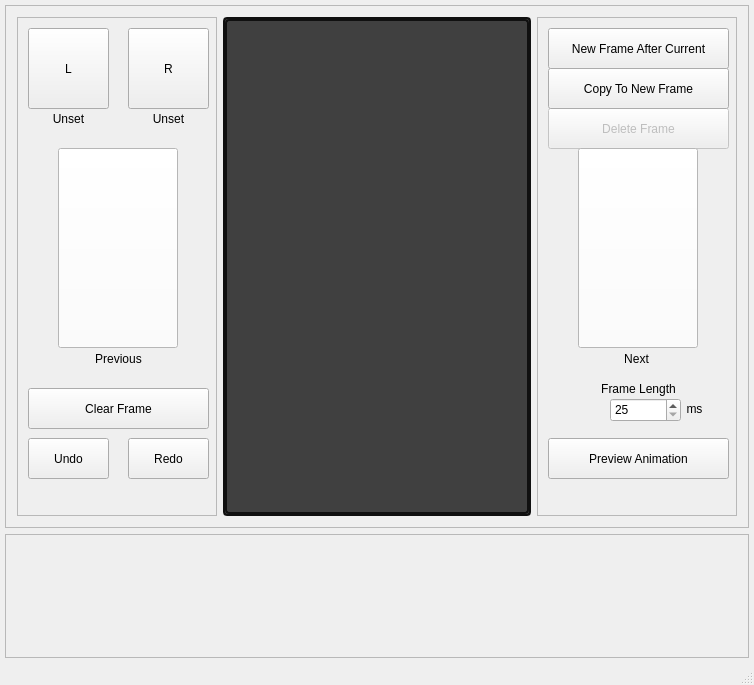
Above: Tower_of_Lights_Editor_V3/mainwindow.ui from ThereIsNoEscape/cs383project before the change. Below: the same form after it.
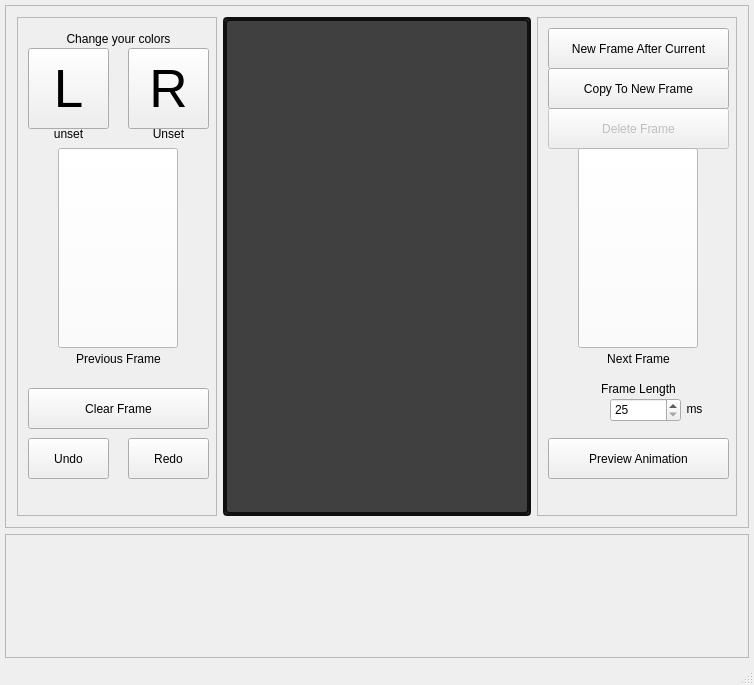
That is the form after the change.

What changed in the file:
```diff
--- a/Tower_of_Lights_Editor_V3/mainwindow.ui
+++ b/Tower_of_Lights_Editor_V3/mainwindow.ui
@@ -99,11 +99,16 @@
             <property name="geometry">
              <rect>
               <x>10</x>
-              <y>10</y>
+              <y>30</y>
               <width>81</width>
               <height>81</height>
              </rect>
             </property>
+            <property name="font">
+             <font>
+              <pointsize>40</pointsize>
+             </font>
+            </property>
             <property name="styleSheet">
              <string notr="true"/>
             </property>
@@ -115,11 +120,16 @@
             <property name="geometry">
              <rect>
               <x>110</x>
-              <y>10</y>
+              <y>30</y>
               <width>81</width>
               <height>81</height>
              </rect>
             </property>
+            <property name="font">
+             <font>
+              <pointsize>40</pointsize>
+             </font>
+            </property>
             <property name="text">
              <string>R</string>
             </property>
@@ -128,13 +138,13 @@
             <property name="geometry">
              <rect>
               <x>10</x>
-              <y>90</y>
+              <y>105</y>
               <width>81</width>
               <height>21</height>
              </rect>
             </property>
             <property name="text">
-             <string>Unset</string>
+             <string>unset</string>
             </property>
             <property name="alignment">
              <set>Qt::AlignCenter</set>
@@ -144,7 +154,7 @@
             <property name="geometry">
              <rect>
               <x>110</x>
-              <y>90</y>
+              <y>105</y>
               <width>81</width>
               <height>21</height>
              </rect>
@@ -159,14 +169,14 @@
            <widget class="QLabel" name="label_6">
             <property name="geometry">
              <rect>
-              <x>60</x>
+              <x>50</x>
               <y>330</y>
-              <width>81</width>
+              <width>101</width>
               <height>21</height>
              </rect>
             </property>
             <property name="text">
-             <string>Previous</string>
+             <string>Previous Frame</string>
             </property>
             <property name="alignment">
              <set>Qt::AlignCenter</set>
@@ -233,6 +243,22 @@
              <string>Clear Frame</string>
             </property>
            </widget>
+           <widget class="QLabel" name="label_4">
+            <property name="geometry">
+             <rect>
+              <x>20</x>
+              <y>10</y>
+              <width>161</width>
+              <height>21</height>
+             </rect>
+            </property>
+            <property name="text">
+             <string>Change your colors</string>
+            </property>
+            <property name="alignment">
+             <set>Qt::AlignCenter</set>
+            </property>
+           </widget>
           </widget>
          </widget>
         </item>
@@ -304,14 +330,14 @@
            <widget class="QLabel" name="label_5">
             <property name="geometry">
              <rect>
-              <x>58</x>
+              <x>50</x>
               <y>330</y>
-              <width>81</width>
+              <width>101</width>
               <height>21</height>
              </rect>
             </property>
             <property name="text">
-             <string>Next</string>
+             <string>Next Frame</string>
             </property>
             <property name="alignment">
              <set>Qt::AlignCenter</set>
```
Left out of the diff: 2 changed lines with no effect on the pictures.
